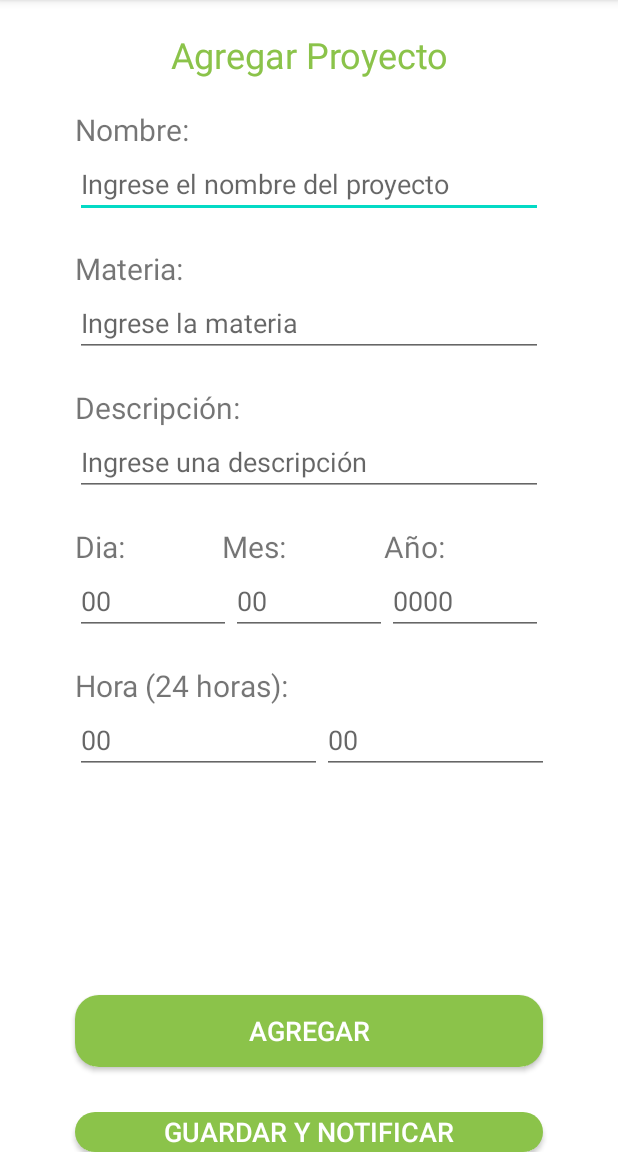
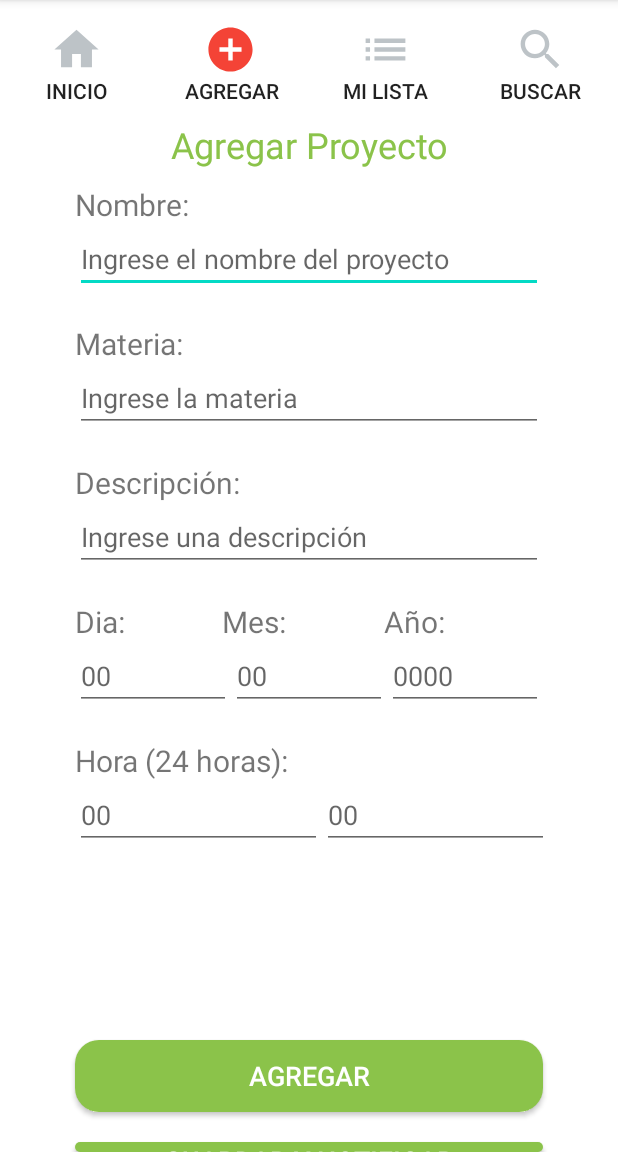
Before and after one commit to paulinabolanos/BisonApp, an Android app: the AgregarProyecto screen opened directly, with no data from a screen before it, on a phone screen of 412 x 824 dp, the part 84-1236 px from its top. Run offline under Robolectric (Android 15) with nearby library versions, the phone set to English and light mode, and no system bars.

Commit message:
Intents corrección

```diff
--- a/BisonApp70/app/src/main/java/com/example/bisonapp70/Agregar.java
+++ b/BisonApp70/app/src/main/java/com/example/bisonapp70/Agregar.java
@@ -27,6 +27,7 @@ public class Agregar extends AppCompatActivity {
             public void onClick(View v) {
                 Intent intent = new Intent(getApplicationContext(), AgregarTarea.class);
                 startActivity(intent);
+                finish();
             }
         });
 
@@ -35,6 +36,7 @@ public class Agregar extends AppCompatActivity {
             public void onClick(View v) {
                 Intent intent = new Intent(getApplicationContext(), AgregarProyecto.class);
                 startActivity(intent);
+                finish();
             }
         });
 
@@ -43,6 +45,7 @@ public class Agregar extends AppCompatActivity {
             public void onClick(View v) {
                 Intent intent = new Intent(getApplicationContext(), AgregarExamen.class);
                 startActivity(intent);
+                finish();
             }
         });
         btnInicio.setOnClickListener(new View.OnClickListener() {
--- a/BisonApp70/app/src/main/java/com/example/bisonapp70/AgregarProyecto.java
+++ b/BisonApp70/app/src/main/java/com/example/bisonapp70/AgregarProyecto.java
@@ -17,7 +17,7 @@ import java.util.Calendar;
 
 public class AgregarProyecto extends AppCompatActivity {
     EditText edTxtNombreP, edTxtMateriaP, edTxtDescripcionP, edTxtDiaP, edTxtMesP, edTxtAnoP, edTxtHoraP, edTxtMinP;
-    Button btnGuardarP;
+    Button btnGuardarP, btnInicio, btnAgregar, btnMostrar, btnBuscar;
     Button btnGuardarN;
     NotificationManager manager;
 
@@ -36,6 +36,12 @@ public class AgregarProyecto extends AppCompatActivity {
         edTxtMinP = findViewById(R.id.edTxtMinT);
         btnGuardarP = findViewById(R.id.btnGuardarP);
         btnGuardarN = findViewById(R.id.btnGuardarN);
+
+        btnInicio = findViewById(R.id.btnInicio);
+        btnAgregar = findViewById(R.id.btnAgregar);
+        btnMostrar = findViewById(R.id.btnMostrar);
+        btnBuscar = findViewById(R.id.btnBuscar);
+
         manager= (NotificationManager) getSystemService(NOTIFICATION_SERVICE);
 
         final DBSQLite objDB = new DBSQLite(getApplicationContext());
@@ -122,5 +128,39 @@ public class AgregarProyecto extends AppCompatActivity {
                 }
             }
         });
+        btnInicio.setOnClickListener(new View.OnClickListener() {
+            @Override
+            public void onClick(View v) {
+                Intent intent = new Intent(getApplicationContext(), Inicio.class);
+                startActivity(intent);
+                finish();
+            }
+        });
+        btnMostrar.setOnClickListener(new View.OnClickListener() {
+            @Override
+            public void onClick(View v) {
+                Intent intent = new Intent(getApplicationContext(), Mostrar.class);
+                startActivity(intent);
+                finish();
+            }
+        });
+        btnBuscar.setOnClickListener(new View.OnClickListener() {
+            @Override
+            public void onClick(View v) {
+
+                Intent intent = new Intent(getApplicationContext(), Buscar.class);
+                startActivity(intent);
+                finish();
+            }
+        });
+        btnAgregar.setOnClickListener(new View.OnClickListener() {
+            @Override
+            public void onClick(View v) {
+
+                Intent intent = new Intent(getApplicationContext(), Agregar.class);
+                startActivity(intent);
+                finish();
+            }
+        });
     }
 }
--- a/BisonApp70/app/src/main/java/com/example/bisonapp70/Buscar.java
+++ b/BisonApp70/app/src/main/java/com/example/bisonapp70/Buscar.java
@@ -44,6 +44,7 @@ public class Buscar extends AppCompatActivity {
             public void onClick(View v) {
                 Intent intent = new Intent(getApplicationContext(), Inicio.class);
                 startActivity(intent);
+                finish();
             }
         });
 
@@ -52,6 +53,7 @@ public class Buscar extends AppCompatActivity {
             public void onClick(View v) {
                 Intent intent = new Intent(getApplicationContext(), Agregar.class);
                 startActivity(intent);
+                finish();
             }
         });
 
@@ -60,6 +62,7 @@ public class Buscar extends AppCompatActivity {
             public void onClick(View v) {
                 Intent intent = new Intent(getApplicationContext(), Mostrar.class);
                 startActivity(intent);
+                finish();
             }
         });
         btnBuscarActividad.setOnClickListener(new View.OnClickListener() {
--- a/BisonApp70/app/src/main/java/com/example/bisonapp70/MainActivity.java
+++ b/BisonApp70/app/src/main/java/com/example/bisonapp70/MainActivity.java
@@ -33,6 +33,7 @@ public class MainActivity extends AppCompatActivity {
                 if(objDB.login(edTxtNoControl.getText().toString(), edTxtPassword.getText().toString()) != 0){
                     Intent intent = new Intent(getApplicationContext(), Inicio.class);
                     startActivity(intent);
+                    finish();
                     Toast.makeText(getApplicationContext(), "Bienvenido", Toast.LENGTH_SHORT).show();
 
                     Intent intent2 = new Intent(getApplicationContext(), AgregarTarea.class);
--- a/BisonApp70/app/src/main/res/layout/activity_agregar_proyecto.xml
+++ b/BisonApp70/app/src/main/res/layout/activity_agregar_proyecto.xml
@@ -8,12 +8,55 @@
     android:orientation="vertical"
     tools:context=".AgregarProyecto">
 
+    <LinearLayout
+        android:layout_width="match_parent"
+        android:layout_height="wrap_content"
+        android:layout_marginTop="15dp"
+        android:orientation="horizontal">
+
+        <Button
+            android:id="@+id/btnInicio"
+            android:layout_width="wrap_content"
+            android:layout_height="wrap_content"
+            android:layout_weight="1"
+            android:background="#FFFFFF"
+            android:drawableTop="@drawable/hom"
+            android:text="inicio" />
+
+        <Button
+            android:id="@+id/btnAgregar"
+            android:layout_width="wrap_content"
+            android:layout_height="wrap_content"
+            android:layout_weight="1"
+            android:background="#FFFFFF"
+            android:drawableTop="@drawable/agre"
+            android:text="agregar" />
+
+        <Button
+            android:id="@+id/btnMostrar"
+            android:layout_width="wrap_content"
+            android:layout_height="wrap_content"
+            android:layout_weight="1"
+            android:background="#FFFFFF"
+            android:drawableTop="@drawable/ic_list_black_24dp"
+            android:text="mi lista" />
+
+        <Button
+            android:id="@+id/btnBuscar"
+            android:layout_width="wrap_content"
+            android:layout_height="wrap_content"
+            android:layout_weight="1"
+            android:background="#FFFFFF"
+            android:drawableTop="@drawable/bus"
+            android:text="buscar" />
+    </LinearLayout>
+
     <TextView
         android:id="@+id/textView24"
         android:layout_width="match_parent"
         android:layout_height="wrap_content"
         android:layout_marginLeft="50dp"
-        android:layout_marginTop="20dp"
+        android:layout_marginTop="10dp"
         android:layout_marginRight="50dp"
         android:gravity="center"
         android:text="Agregar Proyecto"
@@ -27,7 +70,7 @@
         android:layout_width="match_parent"
         android:layout_height="wrap_content"
         android:layout_marginLeft="50dp"
-        android:layout_marginTop="20dp"
+        android:layout_marginTop="10dp"
         android:layout_marginRight="50dp"
         android:text="Nombre:"
         android:textSize="20sp" />
@@ -202,7 +245,7 @@
         android:layout_width="match_parent"
         android:layout_height="wrap_content"
         android:layout_marginLeft="50dp"
-        android:layout_marginTop="40dp"
+        android:layout_marginTop="20dp"
         android:layout_marginRight="50dp"
         android:background="@drawable/boton_verde"
         android:text="Agregar"
@@ -215,7 +258,7 @@
         android:layout_width="match_parent"
         android:layout_height="wrap_content"
         android:layout_marginLeft="50dp"
-        android:layout_marginTop="30dp"
+        android:layout_marginTop="20dp"
         android:layout_marginRight="50dp"
         android:background="@drawable/boton_verde"
         android:text="Guardar y notificar"
```
Also changed, not shown: BisonApp70/app/src/main/java/com/example/bisonapp70/AgregarExamen.java (+40 -2 lines), BisonApp70/app/src/main/java/com/example/bisonapp70/AgregarTarea.java (+41 -1 lines), BisonApp70/app/src/main/res/layout/activity_agregar.xml (+11 -4 lines), BisonApp70/app/src/main/res/layout/activity_agregar_examen.xml (+47 -4 lines), BisonApp70/app/src/main/res/layout/activity_agregar_tarea.xml (+48 -4 lines).
